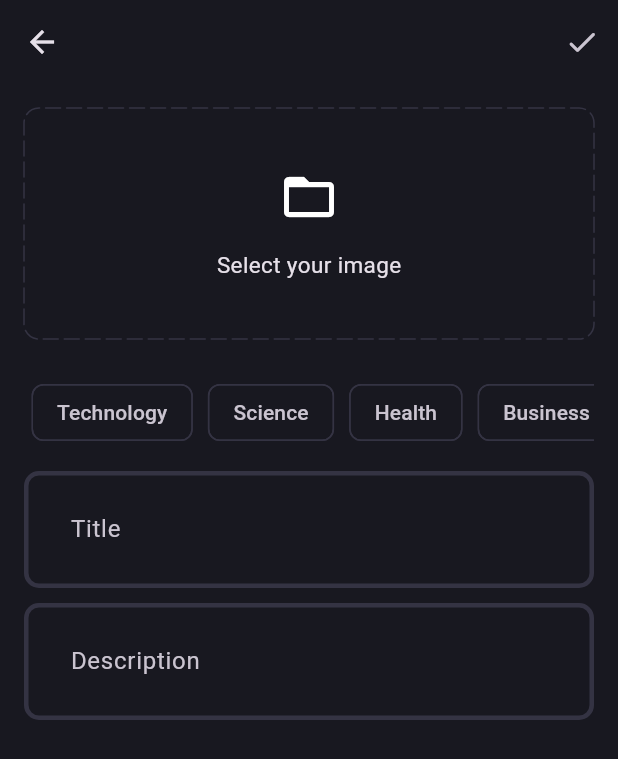
After one commit to YanalShmilan/blog_app, a Flutter app: the AddNewBlogPage screen opened directly, after a tap on "Select your image", on a phone screen of 412 x 824 dp. The commit adds this screen. Shown: the top 759 px of the screen. Run offline on Flutter 3.47's test engine with Material 3 defaults, Android fonts, the phone set to English and light mode, and no system bars; drawn by our look-alikes of dotted_border; our stand-ins replace flutter_bloc, fpdart, get_it, image_picker, supabase_flutter; accounts and stored records are empty.

Commit message:
Added blog_page and add_new_blog pages UI and dotted_border and image_picker dependencies

```diff
--- a/lib/core/theme/theme.dart
+++ b/lib/core/theme/theme.dart
@@ -19,5 +19,9 @@ class AppTheme {
         borderRadius: BorderRadius.circular(10),
       ),
     ),
+    chipTheme: ChipThemeData(
+      color: WidgetStateProperty.all(AppPallete.backgroundColor),
+      side: BorderSide.none,
+    ),
   );
 }
--- /dev/null
+++ b/lib/core/utils/pick_image.dart
@@ -0,0 +1,14 @@
+import 'dart:io';
+import 'package:image_picker/image_picker.dart';
+
+Future<File?> pickImage() async {
+  try {
+    final xFile = await ImagePicker().pickImage(source: ImageSource.gallery);
+    if (xFile != null) {
+      return File(xFile.path);
+    }
+    return null;
+  } catch (e) {
+    return null;
+  }
+}
--- /dev/null
+++ b/lib/features/blog/presentation/pages/add_new_blog_page.dart
@@ -0,0 +1,149 @@
+import 'dart:io';
+
+import 'package:blog_app/core/theme/app_pallete.dart';
+import 'package:blog_app/core/utils/pick_image.dart';
+import 'package:blog_app/features/blog/presentation/widgets/blog_editor.dart';
+import 'package:dotted_border/dotted_border.dart';
+import 'package:flutter/material.dart';
+
+class AddNewBlogPage extends StatefulWidget {
+  static route() {
+    return MaterialPageRoute(builder: (context) => const AddNewBlogPage());
+  }
+
+  const AddNewBlogPage({super.key});
+
+  @override
+  State<AddNewBlogPage> createState() => _AddNewBlogPageState();
+}
+
+class _AddNewBlogPageState extends State<AddNewBlogPage> {
+  final titleController = TextEditingController();
+  final descriptionController = TextEditingController();
+  List<String> tags = [];
+  File? image;
+
+  void selectImage() async {
+    final pickedImage = await pickImage();
+    if (pickedImage != null) {
+      setState(() {
+        image = pickedImage;
+      });
+    }
+  }
+
+  @override
+  void dispose() {
+    titleController.dispose();
+    descriptionController.dispose();
+    super.dispose();
+  }
+
+  @override
+  Widget build(BuildContext context) {
+    return Scaffold(
+      appBar: AppBar(
+        actions: [
+          IconButton(
+            onPressed: () {},
+            icon: const Icon(Icons.done_rounded),
+          )
+        ],
+      ),
+      body: SingleChildScrollView(
+        child: Padding(
+          padding: const EdgeInsets.all(16.0),
+          child: Column(
+            children: [
+              image != null
+                  ? GestureDetector(
+                      onTap: () {
+                        selectImage();
+                      },
+                      child: ClipRRect(
+                        borderRadius: BorderRadius.circular(10),
+                        child: Image.file(
+                          image!,
+                          height: 150,
+                          width: double.infinity,
+                          fit: BoxFit.cover,
+                        ),
+                      ),
+                    )
+                  : GestureDetector(
+                      onTap: () {
+                        selectImage();
+                      },
+                      child: DottedBorder(
+                        color: AppPallete.borderColor,
+                        dashPattern: const [10, 4],
+                        radius: const Radius.circular(10),
+                        borderType: BorderType.RRect,
+                        strokeCap: StrokeCap.round,
+                        child: const SizedBox(
+                          height: 150,
+                          width: double.infinity,
+                          child: Column(
+                            mainAxisAlignment: MainAxisAlignment.center,
+                            children: [
+                              Icon(
+                                Icons.folder_open,
+                                size: 40,
+                              ),
+                              SizedBox(height: 15),
+                              Text(
+                                "Select your image",
+                                style: TextStyle(fontSize: 15),
+                              ),
+                            ],
+                          ),
+                        ),
+                      ),
+                    ),
+              const SizedBox(height: 20),
+              SingleChildScrollView(
+                scrollDirection: Axis.horizontal,
+                child: Row(
+                  children: ["Technology", "Science", "Health", "Business"]
+                      .map(
+                        (e) => Padding(
+                          padding: const EdgeInsets.all(5.0),
+                          child: GestureDetector(
+                            onTap: () {
+                              if (tags.contains(e)) {
+                                tags.remove(e);
+                              } else {
+                                tags.add(e);
+                              }
+                              setState(() {});
+                            },
+                            child: Chip(
+                              label: Text(e),
+                              color: tags.contains(e)
+                                  ? WidgetStateProperty.all(
+                                      AppPallete.gradient1)
+                                  : null,
+                              side: !tags.contains(e)
+                                  ? const BorderSide(
+                                      color: AppPallete.borderColor,
+                                    )
+                                  : null,
+                            ),
+                          ),
+                        ),
+                      )
+                      .toList(),
+                ),
+              ),
+              const SizedBox(height: 10),
+              BlogEditor(controller: titleController, hintText: "Title"),
+              const SizedBox(height: 10),
+              BlogEditor(
+                  controller: descriptionController, hintText: "Description"),
+            ],
+          ),
+        ),
+      ),
+    );
+  }
+}
--- /dev/null
+++ b/lib/features/blog/presentation/pages/blog_page.dart
@@ -0,0 +1,27 @@
+import 'package:blog_app/features/blog/presentation/pages/add_new_blog_page.dart';
+import 'package:flutter/cupertino.dart';
+import 'package:flutter/material.dart';
+
+class BlogPage extends StatelessWidget {
+  const BlogPage({super.key});
+
+  @override
+  Widget build(BuildContext context) {
+    return Scaffold(
+      appBar: AppBar(
+        title: const Text("Blog App"),
+        actions: [
+          IconButton(
+            onPressed: () {
+              Navigator.push(context, AddNewBlogPage.route());
+            },
+            icon: const Icon(CupertinoIcons.add_circled),
+          )
+        ],
+      ),
+      body: Center(
+        child: Text("Blog Page"),
+      ),
+    );
+  }
+}
--- /dev/null
+++ b/lib/features/blog/presentation/widgets/blog_editor.dart
@@ -0,0 +1,18 @@
+import 'package:flutter/material.dart';
+
+class BlogEditor extends StatelessWidget {
+  final TextEditingController controller;
+  final String hintText;
+  const BlogEditor(
+      {super.key, required this.controller, required this.hintText});
+
+  @override
+  Widget build(BuildContext context) {
+    return TextFormField(
+      decoration: InputDecoration(
+        hintText: hintText,
+      ),
+      maxLines: null,
+    );
+  }
+}
--- a/lib/main.dart
+++ b/lib/main.dart
@@ -2,6 +2,7 @@ import 'package:blog_app/core/common/cubits/app_user/app_user_cubit.dart';
 import 'package:blog_app/core/theme/theme.dart';
 import 'package:blog_app/features/auth/presentation/bloc/auth_bloc.dart';
 import 'package:blog_app/features/auth/presentation/pages/login_page.dart';
+import 'package:blog_app/features/blog/presentation/pages/blog_page.dart';
 import 'package:blog_app/init_dependencies.dart';
 import 'package:flutter/material.dart';
 import 'package:flutter_bloc/flutter_bloc.dart';
@@ -48,11 +49,7 @@ class _MyAppState extends State<MyApp> {
         },
         builder: (context, state) {
           if (state) {
-            return const Scaffold(
-              body: Center(
-                child: Text("Home Page"),
-              ),
-            );
+            return const BlogPage();
           }
           return const SignInPage();
         },
--- a/pubspec.yaml
+++ b/pubspec.yaml
@@ -38,6 +38,8 @@ dependencies:
   supabase_flutter: ^2.8.0
   flutter_bloc: ^8.1.6
   get_it: ^8.0.0
+  dotted_border: ^2.1.0
+  image_picker: ^1.1.2
 
 dev_dependencies:
   flutter_test:
```
Also changed, not shown: pubspec.lock, 7 other files.
